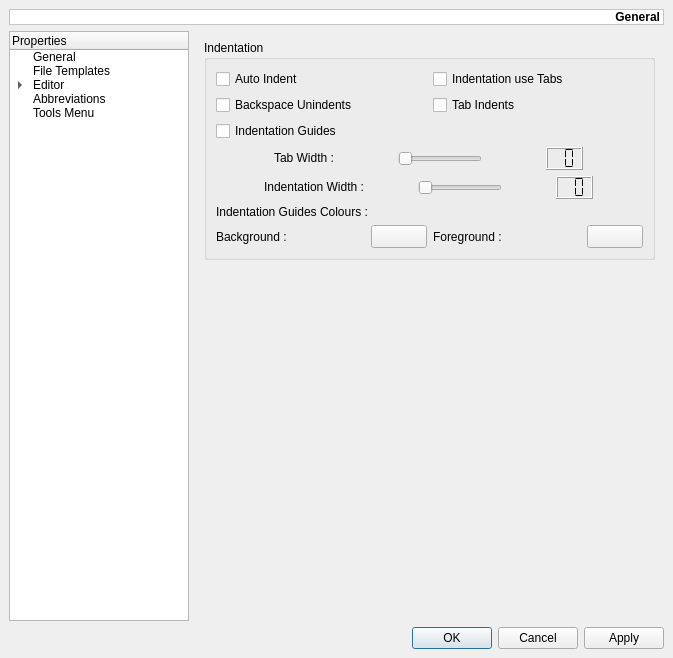
Qt form v2/branches/dev/monkey/src/maininterface/ui/UISettings.ui (testmana2/mks) before a commit.
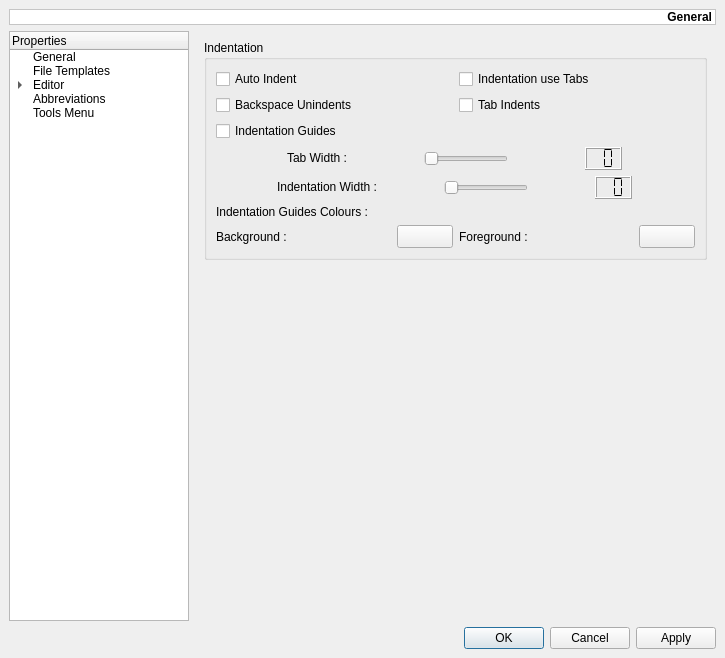
The same form after that commit. The open tabs and pages were chosen to show the change.

What changed in the file:
```diff
--- a/v2/branches/dev/monkey/src/maininterface/ui/UISettings.ui
+++ b/v2/branches/dev/monkey/src/maininterface/ui/UISettings.ui
@@ -5,7 +5,7 @@
    <rect>
     <x>0</x>
     <y>0</y>
-    <width>603</width>
+    <width>725</width>
     <height>593</height>
    </rect>
   </property>
@@ -16,7 +16,19 @@
    <property name="margin" >
     <number>9</number>
    </property>
-   <property name="spacing" >
+   <property name="topMargin" >
+    <number>9</number>
+   </property>
+   <property name="rightMargin" >
+    <number>9</number>
+   </property>
+   <property name="bottomMargin" >
+    <number>9</number>
+   </property>
+   <property name="horizontalSpacing" >
+    <number>6</number>
+   </property>
+   <property name="verticalSpacing" >
     <number>6</number>
    </property>
    <item row="1" column="1" >
@@ -1014,7 +1026,19 @@
           <property name="margin" >
            <number>9</number>
           </property>
-          <property name="spacing" >
+          <property name="topMargin" >
+           <number>9</number>
+          </property>
+          <property name="rightMargin" >
+           <number>9</number>
+          </property>
+          <property name="bottomMargin" >
+           <number>9</number>
+          </property>
+          <property name="horizontalSpacing" >
+           <number>6</number>
+          </property>
+          <property name="verticalSpacing" >
            <number>6</number>
           </property>
           <item row="4" column="0" colspan="2" >
@@ -1028,9 +1052,7 @@
             <item>
              <widget class="QLabel" name="lIndentationWidth" >
               <property name="sizePolicy" >
-               <sizepolicy>
-                <hsizetype>0</hsizetype>
-                <vsizetype>0</vsizetype>
+               <sizepolicy vsizetype="Fixed" hsizetype="Fixed" >
                 <horstretch>0</horstretch>
                 <verstretch>0</verstretch>
                </sizepolicy>
@@ -1043,9 +1065,7 @@
             <item>
              <widget class="QSlider" name="sIndentationWidth" >
               <property name="sizePolicy" >
-               <sizepolicy>
-                <hsizetype>0</hsizetype>
-                <vsizetype>0</vsizetype>
+               <sizepolicy vsizetype="Fixed" hsizetype="Fixed" >
                 <horstretch>0</horstretch>
                 <verstretch>0</verstretch>
                </sizepolicy>
@@ -1070,9 +1090,7 @@
             <item>
              <widget class="QLCDNumber" name="lnIndentationWidth" >
               <property name="sizePolicy" >
-               <sizepolicy>
-                <hsizetype>0</hsizetype>
-                <vsizetype>0</vsizetype>
+               <sizepolicy vsizetype="Fixed" hsizetype="Fixed" >
                 <horstretch>0</horstretch>
                 <verstretch>0</verstretch>
                </sizepolicy>
@@ -1098,9 +1116,7 @@
             <item>
              <widget class="QLabel" name="lIndentationTabWidth" >
               <property name="sizePolicy" >
-               <sizepolicy>
-                <hsizetype>0</hsizetype>
-                <vsizetype>0</vsizetype>
+               <sizepolicy vsizetype="Fixed" hsizetype="Fixed" >
                 <horstretch>0</horstretch>
                 <verstretch>0</verstretch>
                </sizepolicy>
@@ -1113,9 +1129,7 @@
             <item>
              <widget class="QSlider" name="sIndentationTabWidth" >
               <property name="sizePolicy" >
-               <sizepolicy>
-                <hsizetype>0</hsizetype>
-                <vsizetype>0</vsizetype>
+               <sizepolicy vsizetype="Fixed" hsizetype="Fixed" >
                 <horstretch>0</horstretch>
                 <verstretch>0</verstretch>
                </sizepolicy>
@@ -1140,9 +1154,7 @@
             <item>
              <widget class="QLCDNumber" name="lnIndentationTabWidth" >
               <property name="sizePolicy" >
-               <sizepolicy>
-                <hsizetype>0</hsizetype>
-                <vsizetype>0</vsizetype>
+               <sizepolicy vsizetype="Fixed" hsizetype="Fixed" >
                 <horstretch>0</horstretch>
                 <verstretch>0</verstretch>
                </sizepolicy>
@@ -1217,9 +1229,7 @@
             <item>
              <widget class="QToolButton" name="tbIndentationGuidesBackground" >
               <property name="sizePolicy" >
-               <sizepolicy>
-                <hsizetype>0</hsizetype>
-                <vsizetype>0</vsizetype>
+               <sizepolicy vsizetype="Fixed" hsizetype="Fixed" >
                 <horstretch>0</horstretch>
                 <verstretch>0</verstretch>
                </sizepolicy>
@@ -1242,9 +1252,7 @@
             <item>
              <widget class="QToolButton" name="tbIndentationGuidesForeground" >
               <property name="sizePolicy" >
-               <sizepolicy>
-                <hsizetype>0</hsizetype>
-                <vsizetype>0</vsizetype>
+               <sizepolicy vsizetype="Fixed" hsizetype="Fixed" >
                 <horstretch>0</horstretch>
                 <verstretch>0</verstretch>
                </sizepolicy>
```
Left out of the diff: 1079 changed lines with no effect on the pictures.
